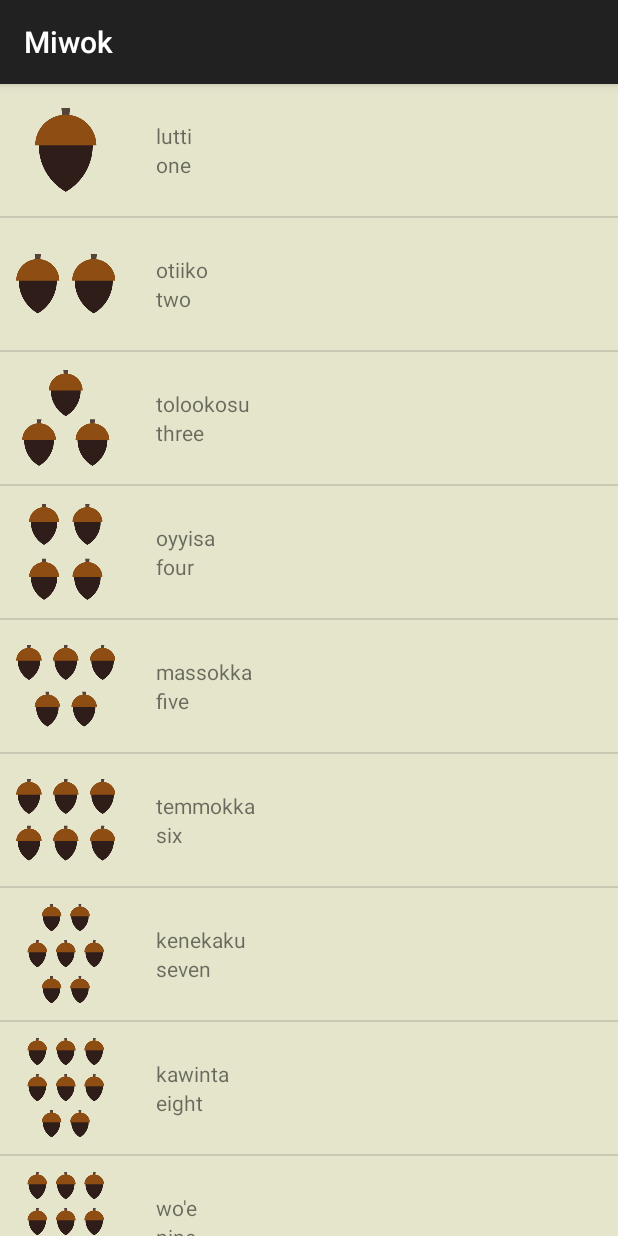
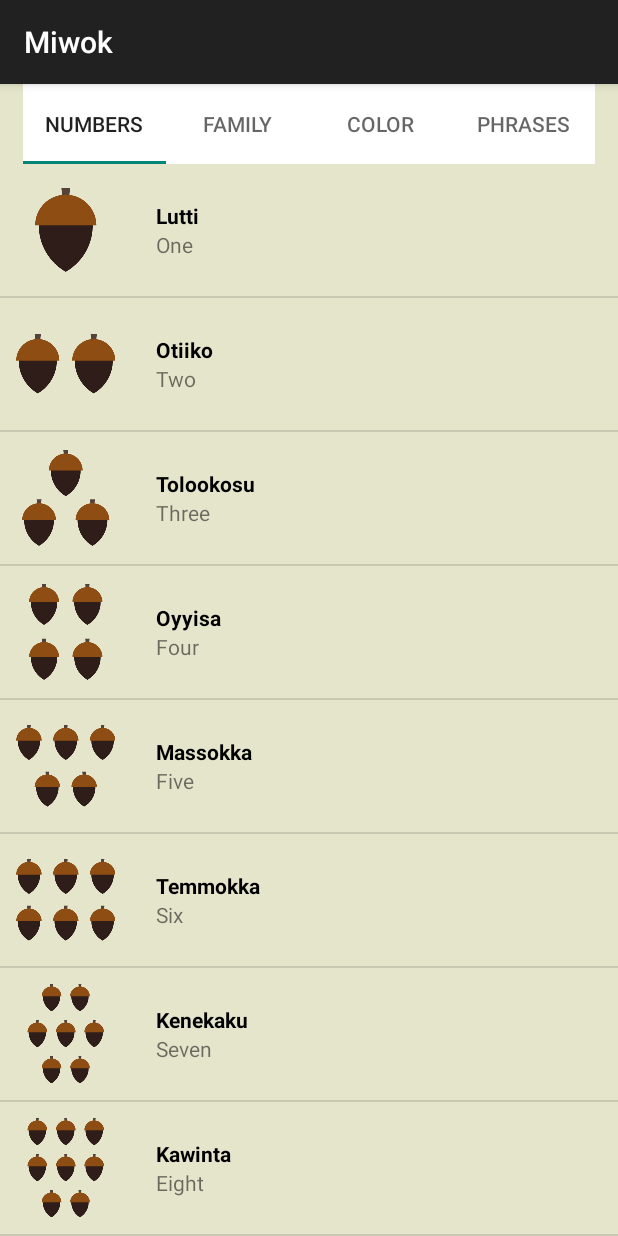
Before and after one commit to GargNishant/Miwok, an Android app: the screen it shows after launch (MainActivity), on a phone screen of 412 x 824 dp. Run offline under Robolectric (Android 15) with nearby library versions, the phone set to English and light mode, and no system bars.

Commit message:
Added Tabs

```diff
--- a/app/build.gradle
+++ b/app/build.gradle
@@ -21,6 +21,7 @@ android {
 dependencies {
     implementation fileTree(dir: 'libs', include: ['*.jar'])
     implementation 'com.android.support.constraint:constraint-layout:1.0.2'
+    compile 'com.android.support:design:26.1.0'
     implementation 'com.android.support:appcompat-v7:26.1.0'
     implementation 'com.android.support:support-v4:26.1.0'
     testImplementation 'junit:junit:4.12'
--- a/app/src/main/java/com/example/nishantgarg/miwok/Activities/MainActivity.java
+++ b/app/src/main/java/com/example/nishantgarg/miwok/Activities/MainActivity.java
@@ -3,6 +3,7 @@ package com.example.nishantgarg.miwok.Activities;
 import android.app.Activity;
 import android.content.Intent;
 import android.os.Bundle;
+import android.support.design.widget.TabLayout;
 import android.support.v4.view.ViewPager;
 import android.support.v7.app.AppCompatActivity;
 import android.view.View;
@@ -12,6 +13,9 @@ import com.example.nishantgarg.miwok.Helper.FragmentHelper;
 import com.example.nishantgarg.miwok.R;
 
 public class MainActivity extends AppCompatActivity {
+
+    private static final  String[] fragmentName = {"Numbers",
+    "Family","Color","Phrases"};
     @Override
     protected void onCreate(Bundle savedInstanceState) {
         super.onCreate(savedInstanceState);
@@ -20,5 +24,12 @@ public class MainActivity extends AppCompatActivity {
 
         FragmentHelper helper =new FragmentHelper(getSupportFragmentManager());
         viewPager.setAdapter(helper);
+        TabLayout tabLayout = (TabLayout) findViewById(R.id.tabLayout);
+        tabLayout.setupWithViewPager(viewPager);
+
+
+        for(int i=0; i<4; i++){
+            tabLayout.getTabAt(i).setText(fragmentName[i]);
+        }
     }
 }
--- a/app/src/main/res/layout/activity_main.xml
+++ b/app/src/main/res/layout/activity_main.xml
@@ -2,12 +2,24 @@
 <LinearLayout android:layout_width="match_parent"
     android:layout_height="match_parent"
     xmlns:tools="http://schemas.android.com/tools"
+    xmlns:app="http://schemas.android.com/apk/res-auto"
     android:orientation="vertical"
     android:background="@color/Miwok_background"
     xmlns:android="http://schemas.android.com/apk/res/android"
     tools:context="com.example.nishantgarg.miwok.Activities.MainActivity">
+
+    <android.support.design.widget.TabLayout
+        android:layout_width="match_parent"
+        android:layout_height="0dp"
+        android:layout_weight="0.7"
+        android:id="@+id/tabLayout"
+        android:background="#fff"
+        app:tabMode="fixed"
+        android:layout_marginHorizontal="15dp"/>
+
     <android.support.v4.view.ViewPager
         android:id="@+id/viewPager"
         android:layout_width="match_parent"
-        android:layout_height="match_parent"/>
+        android:layout_height="0dp"
+        android:layout_weight="9.3"/>
 </LinearLayout>
--- a/app/src/main/res/layout/word_list.xml
+++ b/app/src/main/res/layout/word_list.xml
@@ -13,11 +13,15 @@
         android:layout_width="match_parent"
         android:layout_height="match_parent"
         android:layout_marginLeft="16dp"
+        android:layout_marginTop="5dp"
+        android:layout_marginBottom="5dp"
         android:orientation="vertical">
         <TextView
             android:layout_width="match_parent"
             android:layout_height="0dp"
             android:layout_weight="1"
+            android:textStyle="bold"
+            android:textColor="#000"
             android:gravity="bottom"
             android:id="@+id/MiwokID"
             />
--- a/app/src/main/res/values/miwokstrings.xml
+++ b/app/src/main/res/values/miwokstrings.xml
@@ -1,41 +1,44 @@
 <?xml version="1.0" encoding="utf-8"?>
 <resources>
-        <string name="miwok_color_red">weṭeṭṭi</string>
-        <string name="miwok_color_dusty_yellow">ṭopiisә</string>
-        <string name="miwok_color_mustard_yellow">chiwiiṭә</string>
-        <string name="miwok_color_green">chokokki</string>
-        <string name="miwok_color_brown">ṭakaakki</string>
-        <string name="miwok_color_black">kululli</string>
-        <string name="miwok_color_gray">ṭopoppi</string>
-        <string name="miwok_color_white">kelelli</string>
-        <string name="miwok_family_father">әpә</string>
-        <string name="miwok_family_mother">әṭa</string>
-        <string name="miwok_family_son">angsi</string>
-        <string name="miwok_family_daughter">tune</string>
-        <string name="miwok_family_older_brother">taachi</string>
-        <string name="miwok_family_younger_brother">chalitti</string>
-        <string name="miwok_family_older_sister">teṭe</string>
-        <string name="miwok_family_younger_sister">kolliti</string>
-        <string name="miwok_family_grandmother">ama</string>
-        <string name="miwok_family_grandfather">paapa</string>
-        <string name="miwok_number_one">lutti</string>
-        <string name="miwok_number_two">otiiko</string>
-        <string name="miwok_number_three">tolookosu</string>
-        <string name="miwok_number_four">oyyisa</string>
-        <string name="miwok_number_five">massokka</string>
-        <string name="miwok_number_six">temmokka</string>
-        <string name="miwok_number_seven">kenekaku</string>
-        <string name="miwok_number_eight">kawinta</string>
-        <string name="miwok_number_nine">wo\'e</string>
-        <string name="miwok_number_ten">na\'aacha</string>
-        <string name="miwok_phrase_where_are_you_going">minto wuksus</string>
-        <string name="miwok_phrase_what_is_your_name">tinnә oyaase\'nә</string>
-        <string name="miwok_phrase_my_name_is">oyaaset...</string>
-        <string name="miwok_phrase_how_are_you_feeling">michәksәs?</string>
-        <string name="miwok_phrase_im_feeling_good">kuchi achit</string>
-        <string name="miwok_phrase_are_you_coming">әәnәs\'aa?</string>
-        <string name="miwok_phrase_yes_im_coming">hәә\' әәnәm</string>
+        <string name="miwok_color_red">Weṭeṭṭi</string>
+        <string name="miwok_color_dusty_yellow">Topiisә</string>
+        <string name="miwok_color_mustard_yellow">Chiwiiṭә</string>
+        <string name="miwok_color_green">Chokokki</string>
+        <string name="miwok_color_brown">Takaakki</string>
+        <string name="miwok_color_black">Kululli</string>
+        <string name="miwok_color_gray">Topoppi</string>
+        <string name="miwok_color_white">Kelelli</string>
+
+        <string name="miwok_family_father">Apә</string>
+        <string name="miwok_family_mother">Aṭa</string>
+        <string name="miwok_family_son">Angsi</string>
+        <string name="miwok_family_daughter">Tune</string>
+        <string name="miwok_family_older_brother">Taachi</string>
+        <string name="miwok_family_younger_brother">Chalitti</string>
+        <string name="miwok_family_older_sister">Teṭe</string>
+        <string name="miwok_family_younger_sister">Kolliti</string>
+        <string name="miwok_family_grandmother">Ama</string>
+        <string name="miwok_family_grandfather">Paapa</string>
+
+        <string name="miwok_number_one">Lutti</string>
+        <string name="miwok_number_two">Otiiko</string>
+        <string name="miwok_number_three">Tolookosu</string>
+        <string name="miwok_number_four">Oyyisa</string>
+        <string name="miwok_number_five">Massokka</string>
+        <string name="miwok_number_six">Temmokka</string>
+        <string name="miwok_number_seven">Kenekaku</string>
+        <string name="miwok_number_eight">Kawinta</string>
+        <string name="miwok_number_nine">Wo\'e</string>
+        <string name="miwok_number_ten">na\'Aacha</string>
+
+        <string name="miwok_phrase_where_are_you_going">Minto Wuksus</string>
+        <string name="miwok_phrase_what_is_your_name">Tinnә Oyaase\'nә</string>
+        <string name="miwok_phrase_my_name_is">Oyaaset...</string>
+        <string name="miwok_phrase_how_are_you_feeling">Michәksәs?</string>
+        <string name="miwok_phrase_im_feeling_good">Kuchi achit</string>
+        <string name="miwok_phrase_are_you_coming">Eәnәs\'aa?</string>
+        <string name="miwok_phrase_yes_im_coming">Hәә\' әәnәm</string>
         <string name="miwok_phrase_im_coming">әәnәm</string>
-        <string name="miwok_phrase_lets_go">yoowutis</string>
+        <string name="miwok_phrase_lets_go">Yoowutis</string>
         <string name="miwok_phrase_come_here">әnni\'nem</string>
 </resources>
--- a/app/src/main/res/values/strings.xml
+++ b/app/src/main/res/values/strings.xml
@@ -5,36 +5,36 @@
     <string name="category_family">Family</string>
     <string name="app_name">Miwok</string>
 
-    <string name="color_red">red</string>
-    <string name="color_dusty_yellow">dusty yellow</string>
-    <string name="color_mustard_yellow">mustard yellow</string>
-    <string name="color_green">green</string>
-    <string name="color_brown">brown</string>
-    <string name="color_black">black</string>
-    <string name="color_gray">gray</string>
-    <string name="color_white">white</string>
+    <string name="color_red">Red</string>
+    <string name="color_dusty_yellow">Dusty Yellow</string>
+    <string name="color_mustard_yellow">Mustard Yellow</string>
+    <string name="color_green">Green</string>
+    <string name="color_brown">Brown</string>
+    <string name="color_black">Black</string>
+    <string name="color_gray">Gray</string>
+    <string name="color_white">White</string>
 
-    <string name="number_one">one</string>
-    <string name="number_two">two</string>
-    <string name="number_three">three</string>
-    <string name="number_four">four</string>
-    <string name="number_five">five</string>
-    <string name="number_six">six</string>
-    <string name="number_seven">seven</string>
-    <string name="number_eight">eight</string>
-    <string name="number_nine">nine</string>
-    <string name="number_ten">ten</string>
+    <string name="number_one">One</string>
+    <string name="number_two">Two</string>
+    <string name="number_three">Three</string>
+    <string name="number_four">Four</string>
+    <string name="number_five">Five</string>
+    <string name="number_six">Six</string>
+    <string name="number_seven">Seven</string>
+    <string name="number_eight">Eight</string>
+    <string name="number_nine">Nine</string>
+    <string name="number_ten">Ten</string>
 
-    <string name="family_father">father</string>
-    <string name="family_mother">mother</string>
-    <string name="family_son">son</string>
-    <string name="family_daughter">daughter</string>
-    <string name="family_older_brother">older brother</string>
-    <string name="family_younger_brother">younger brother</string>
-    <string name="family_older_sister">older sister</string>
-    <string name="family_younger_sister">younger sister</string>
-    <string name="family_grandmother">grandmother</string>
-    <string name="family_grandfather">grandfather</string>
+    <string name="family_father">Father</string>
+    <string name="family_mother">Mother</string>
+    <string name="family_son">Son</string>
+    <string name="family_daughter">Daughter</string>
+    <string name="family_older_brother">Older brother</string>
+    <string name="family_younger_brother">Younger brother</string>
+    <string name="family_older_sister">Older sister</string>
+    <string name="family_younger_sister">Younger sister</string>
+    <string name="family_grandmother">Grandmother</string>
+    <string name="family_grandfather">Grandfather</string>
 
     <string name="phrase_where_are_you_going">Where are you going?</string>
     <string name="phrase_what_is_your_name">What is your name?</string>
```
